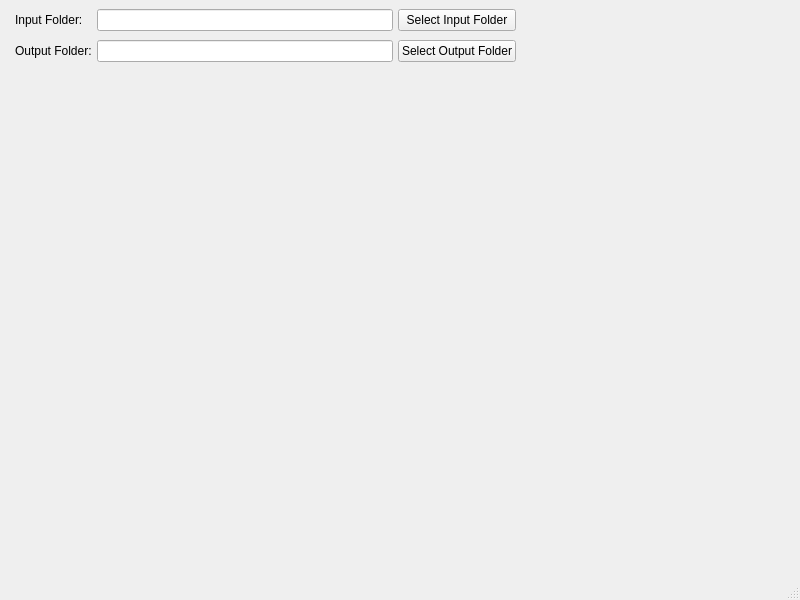
Above: Qt/mainwindow.ui from Glawster/sidecarEditor before the change. Below: the same form after it.
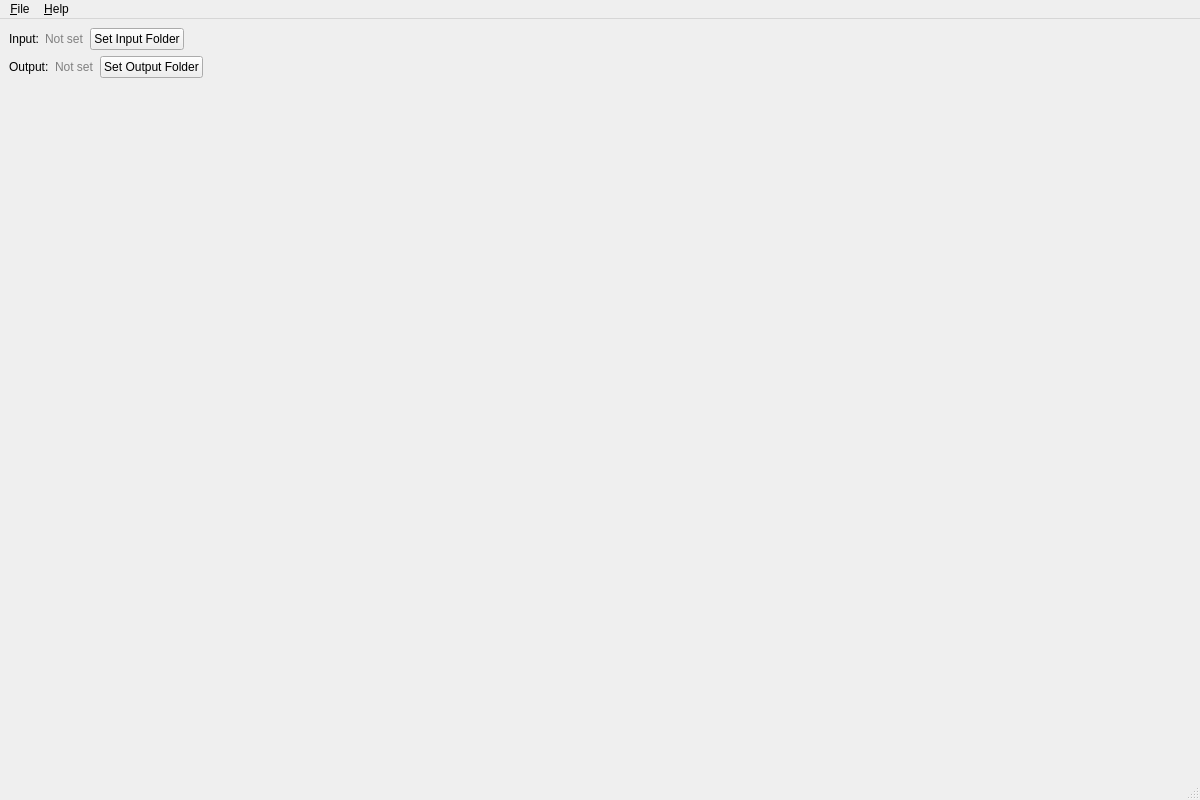
That is the form after the change.

Commit message: Add Qt Designer integration documentation and example .ui files

Patch:
```diff
--- a/Qt/mainwindow.ui
+++ b/Qt/mainwindow.ui
@@ -6,95 +6,165 @@
    <rect>
     <x>0</x>
     <y>0</y>
-    <width>800</width>
-    <height>600</height>
+    <width>1200</width>
+    <height>800</height>
    </rect>
   </property>
   <property name="windowTitle">
    <string>MainWindow</string>
   </property>
   <widget class="QWidget" name="centralwidget">
-   <widget class="QWidget" name="thumbHost" native="true">
-    <property name="geometry">
-     <rect>
-      <x>10</x>
-      <y>100</y>
-      <width>280</width>
-      <height>465</height>
-     </rect>
-    </property>
-   </widget>
-   <widget class="QWidget" name="topControls" native="true">
-    <property name="geometry">
-     <rect>
-      <x>10</x>
-      <y>0</y>
-      <width>511</width>
-      <height>71</height>
-     </rect>
-    </property>
-    <layout class="QGridLayout" name="gridLayout">
-     <property name="leftMargin">
-      <number>5</number>
-     </property>
-     <property name="topMargin">
-      <number>5</number>
-     </property>
-     <property name="rightMargin">
-      <number>5</number>
-     </property>
-     <property name="bottomMargin">
-      <number>5</number>
-     </property>
-     <property name="spacing">
-      <number>5</number>
-     </property>
-     <item row="0" column="1">
-      <widget class="QLineEdit" name="lineInputFolder"/>
-     </item>
-     <item row="3" column="3">
-      <widget class="QPushButton" name="selectOutput">
+   <layout class="QVBoxLayout" name="verticalLayout">
+    <item>
+     <layout class="QVBoxLayout" name="pathBar">
+      <item>
+       <layout class="QHBoxLayout" name="inputRow">
+        <item>
+         <widget class="QLabel" name="lblInputLabel">
+          <property name="text">
+           <string>Input:</string>
+          </property>
+         </widget>
+        </item>
+        <item>
+         <widget class="QLabel" name="lblInputPath">
+          <property name="text">
+           <string>Not set</string>
+          </property>
+          <property name="styleSheet">
+           <string>color: gray;</string>
+          </property>
+          <property name="minimumWidth">
+           <number>400</number>
+          </property>
+          <property name="maximumWidth">
+           <number>400</number>
+          </property>
+         </widget>
+        </item>
+        <item>
+         <widget class="QPushButton" name="btnSetInput">
        <property name="text">
-        <string>Select Output Folder</string>
-       </property>
-      </widget>
-     </item>
-     <item row="3" column="1">
-      <widget class="QLineEdit" name="lineOutputFolder"/>
-     </item>
-     <item row="0" column="3">
-      <widget class="QPushButton" name="selectInput">
+           <string>Set Input Folder</string>
+          </property>
+          <property name="minimumWidth">
+           <number>150</number>
+          </property>
+          <property name="maximumWidth">
+           <number>150</number>
+          </property>
+         </widget>
+        </item>
+        <item>
+         <spacer name="horizontalSpacer1">
+          <property name="orientation">
+           <enum>Qt::Horizontal</enum>
+          </property>
+          <property name="sizeHint" stdset="0">
+           <size>
+            <width>40</width>
+            <height>20</height>
+           </size>
+          </property>
+         </spacer>
+        </item>
+       </layout>
+      </item>
+      <item>
+       <layout class="QHBoxLayout" name="outputRow">
+        <item>
+         <widget class="QLabel" name="lblOutputLabel">
        <property name="text">
-        <string>Select Input Folder</string>
+           <string>Output:</string>
        </property>
       </widget>
      </item>
-     <item row="0" column="0">
-      <widget class="QLabel" name="labelInput">
+        <item>
+         <widget class="QLabel" name="lblOutputPath">
        <property name="text">
-        <string>Input Folder:</string>
-       </property>
-      </widget>
-     </item>
-     <item row="3" column="0">
-      <widget class="QLabel" name="labelOutput">
+           <string>Not set</string>
+          </property>
+          <property name="styleSheet">
+           <string>color: gray;</string>
+          </property>
+          <property name="minimumWidth">
+           <number>400</number>
+          </property>
+          <property name="maximumWidth">
+           <number>400</number>
+          </property>
+         </widget>
+        </item>
+        <item>
+         <widget class="QPushButton" name="btnSetOutput">
        <property name="text">
-        <string>Output Folder:</string>
-       </property>
-      </widget>
-     </item>
-    </layout>
-   </widget>
+           <string>Set Output Folder</string>
+          </property>
+          <property name="minimumWidth">
+           <number>150</number>
+          </property>
+          <property name="maximumWidth">
+           <number>150</number>
+          </property>
+         </widget>
+        </item>
+        <item>
+         <spacer name="horizontalSpacer2">
+          <property name="orientation">
+           <enum>Qt::Horizontal</enum>
+          </property>
+          <property name="sizeHint" stdset="0">
+           <size>
+            <width>40</width>
+            <height>20</height>
+           </size>
+          </property>
+         </spacer>
+        </item>
+       </layout>
+      </item>
+     </layout>
+    </item>
+    <item>
+     <widget class="QWidget" name="wgtMainContent" native="true">
+      <property name="sizePolicy">
+       <sizepolicy hsizetype="Expanding" vsizetype="Expanding">
+        <horstretch>0</horstretch>
+        <verstretch>0</verstretch>
+       </sizepolicy>
+      </property>
+     </widget>
+    </item>
+   </layout>
   </widget>
   <widget class="QMenuBar" name="menubar">
    <property name="geometry">
     <rect>
      <x>0</x>
      <y>0</y>
-     <width>800</width>
+     <width>1200</width>
      <height>21</height>
     </rect>
    </property>
+   <widget class="QMenu" name="menuFile">
+    <property name="title">
+     <string>&amp;File</string>
+    </property>
+    <addaction name="actionSetInputFolder"/>
+    <addaction name="actionSetOutputFolder"/>
+    <addaction name="separator"/>
+    <addaction name="actionRefresh"/>
+    <addaction name="separator"/>
+    <addaction name="actionExit"/>
+   </widget>
+   <widget class="QMenu" name="menuHelp">
+    <property name="title">
+     <string>&amp;Help</string>
+    </property>
+    <addaction name="actionAbout"/>
+   </widget>
+   <addaction name="menuFile"/>
+   <addaction name="menuHelp"/>
   </widget>
   <widget class="QStatusBar" name="statusbar"/>
  </widget>
```
Left out of the diff: 39 changed lines with no effect on the pictures. Lines whose indentation alone changed are shown as unchanged. The commit also changes 4 other files.
